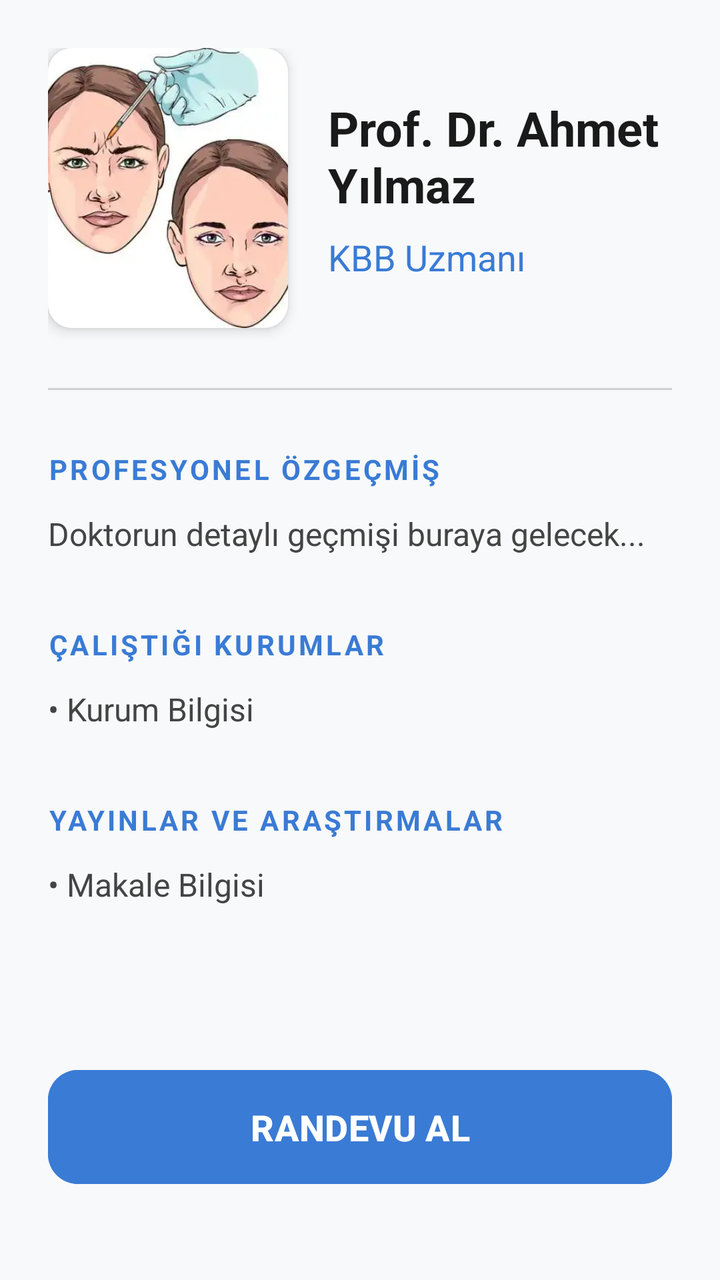
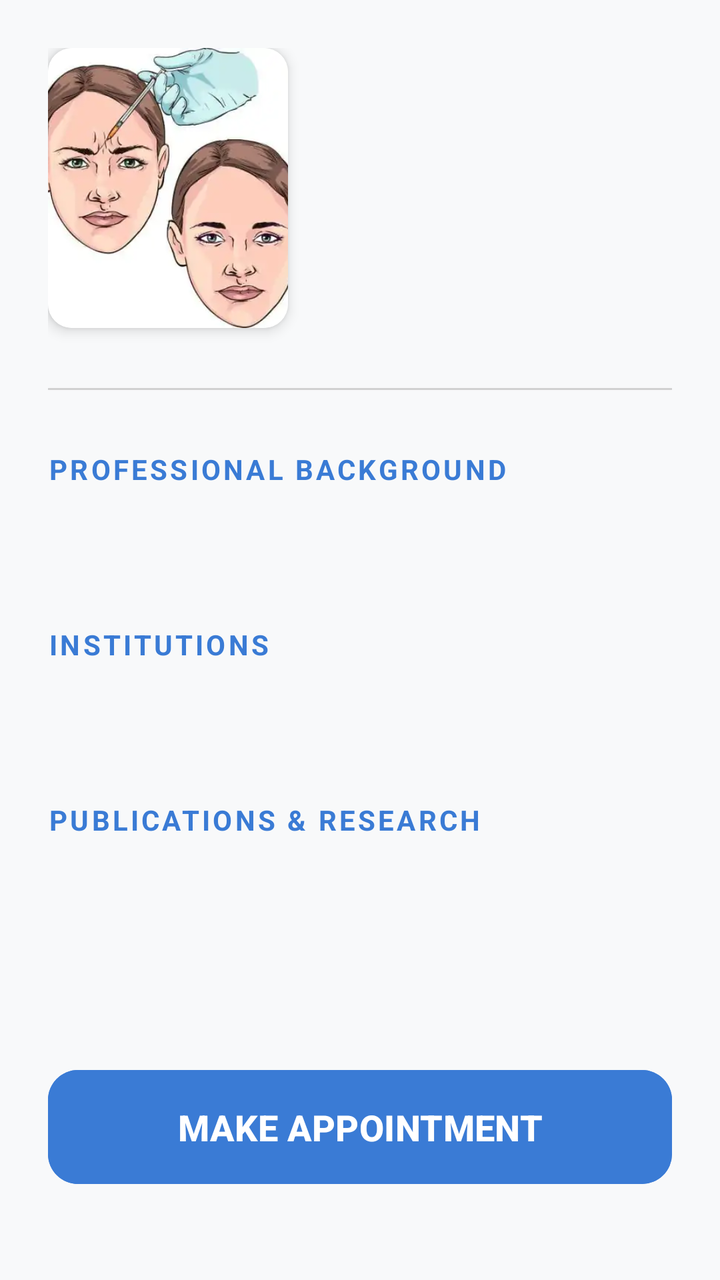

The first picture is an Android layout as it rendered before a commit; the second is the same layout after the commit. The layout source and the unified diff follow.
<!-- AndroidManifest.xml: application theme Theme.HealifyApp -->
<!-- res/layout/fragment_booking.xml -->
<?xml version="1.0" encoding="utf-8"?>
<ScrollView xmlns:android="http://schemas.android.com/apk/res/android"
    xmlns:app="http://schemas.android.com/apk/res-auto"
    android:layout_width="match_parent"
    android:layout_height="match_parent"
    android:fillViewport="true"
    android:background="#F8F9FA">

    <androidx.constraintlayout.widget.ConstraintLayout
        android:layout_width="match_parent"
        android:layout_height="wrap_content"
        android:padding="24dp">

        <androidx.cardview.widget.CardView
            android:id="@+id/cardProfile"
            android:layout_width="120dp"
            android:layout_height="140dp"
            app:cardCornerRadius="12dp"
            app:cardElevation="4dp"
            app:layout_constraintStart_toStartOf="parent"
            app:layout_constraintTop_toTopOf="parent">

            <ImageView
                android:id="@+id/imgDoctor"
                android:layout_width="match_parent"
                android:layout_height="match_parent"
                android:scaleType="centerCrop"
                android:src="@drawable/drawable_botoks" />
        </androidx.cardview.widget.CardView>

        <LinearLayout
            android:layout_width="0dp"
            android:layout_height="wrap_content"
            android:layout_marginStart="20dp"
            android:orientation="vertical"
            app:layout_constraintBottom_toBottomOf="@id/cardProfile"
            app:layout_constraintEnd_toEndOf="parent"
            app:layout_constraintStart_toEndOf="@id/cardProfile"
            app:layout_constraintTop_toTopOf="@id/cardProfile">

            <TextView
                android:id="@+id/bookingDoctorName"
                android:layout_width="wrap_content"
                android:layout_height="wrap_content"
                android:text="Prof. Dr. Ahmet Yılmaz"
                android:textColor="#1A1A1A"
                android:textSize="24sp"
                android:textStyle="bold" />

            <TextView
                android:id="@+id/bookingDoctorTitle"
                android:layout_width="wrap_content"
                android:layout_height="wrap_content"
                android:layout_marginTop="8dp"
                android:text="KBB Uzmanı"
                android:textColor="#3A7BD5"
                android:textSize="18sp" />
        </LinearLayout>

        <View
            android:id="@+id/divider"
            android:layout_width="match_parent"
            android:layout_height="1dp"
            android:layout_marginTop="30dp"
            android:background="#D1D1D1"
            app:layout_constraintTop_toBottomOf="@id/cardProfile" />

        <TextView
            android:id="@+id/lblCv"
            android:layout_width="match_parent"
            android:layout_height="wrap_content"
            android:layout_marginTop="30dp"
            android:text="PROFESYONEL ÖZGEÇMİŞ"
            android:textColor="#3A7BD5"
            android:textSize="14sp"
            android:textStyle="bold"
            android:letterSpacing="0.1"
            app:layout_constraintTop_toBottomOf="@id/divider" />

        <TextView
            android:id="@+id/bookingDoctorCV"
            android:layout_width="match_parent"
            android:layout_height="wrap_content"
            android:layout_marginTop="12dp"
            android:lineSpacingExtra="8dp"
            android:text="Doktorun detaylı geçmişi buraya gelecek..."
            android:textColor="#444444"
            android:textSize="16sp"
            app:layout_constraintTop_toBottomOf="@id/lblCv" />

        <TextView
            android:id="@+id/lblInstitutions"
            android:layout_width="match_parent"
            android:layout_height="wrap_content"
            android:layout_marginTop="35dp"
            android:text="ÇALIŞTIĞI KURUMLAR"
            android:textColor="#3A7BD5"
            android:textSize="14sp"
            android:textStyle="bold"
            android:letterSpacing="0.1"
            app:layout_constraintTop_toBottomOf="@id/bookingDoctorCV" />

        <TextView
            android:id="@+id/bookingInstitutions"
            android:layout_width="match_parent"
            android:layout_height="wrap_content"
            android:layout_marginTop="12dp"
            android:lineSpacingExtra="6dp"
            android:text="• Kurum Bilgisi"
            android:textColor="#444444"
            android:textSize="16sp"
            app:layout_constraintTop_toBottomOf="@id/lblInstitutions" />

        <TextView
            android:id="@+id/lblArticles"
            android:layout_width="match_parent"
            android:layout_height="wrap_content"
            android:layout_marginTop="35dp"
            android:text="YAYINLAR VE ARAŞTIRMALAR"
            android:textColor="#3A7BD5"
            android:textSize="14sp"
            android:textStyle="bold"
            android:letterSpacing="0.1"
            app:layout_constraintTop_toBottomOf="@id/bookingInstitutions" />

        <TextView
            android:id="@+id/bookingArticles"
            android:layout_width="match_parent"
            android:layout_height="wrap_content"
            android:layout_marginTop="12dp"
            android:lineSpacingExtra="6dp"
            android:text="• Makale Bilgisi"
            android:textColor="#444444"
            android:textSize="16sp"
            app:layout_constraintTop_toBottomOf="@id/lblArticles" />

        <Button
            android:id="@+id/btnMakeAppointment"
            android:layout_width="match_parent"
            android:layout_height="65dp"
            android:layout_marginTop="50dp"
            android:layout_marginBottom="20dp"
            android:text="Randevu Al"
            android:textAllCaps="true"
            android:textSize="18sp"
            android:textStyle="bold"
            android:backgroundTint="#3A7BD5"
            android:textColor="@android:color/white"
            app:cornerRadius="15dp"
            app:layout_constraintBottom_toBottomOf="parent"
            app:layout_constraintTop_toBottomOf="@id/bookingArticles"
            app:layout_constraintVertical_bias="1.0" />

    </androidx.constraintlayout.widget.ConstraintLayout>
</ScrollView>
<!-- resources referenced by this layout -->
<resources>
  <!-- drawable drawable_botoks: webp bitmap (drawable, 11188 bytes) -->
  <style name="Theme.HealifyApp" parent="Base.Theme.HealifyApp" />
  <style name="Base.Theme.HealifyApp" parent="Theme.Material3.DayNight.NoActionBar">
          
          
      </style>
</resources>

<!-- the commit's change to res/layout/fragment_booking.xml (unified diff, before → after) -->
@@ -4,7 +4,8 @@
     android:layout_width="match_parent"
     android:layout_height="match_parent"
     android:fillViewport="true"
-    android:background="#F8F9FA">
+    android:background="#F8F9FA"
+    android:layoutDirection="locale">
 
     <androidx.constraintlayout.widget.ConstraintLayout
         android:layout_width="match_parent"
@@ -33,6 +34,7 @@
             android:layout_height="wrap_content"
             android:layout_marginStart="20dp"
             android:orientation="vertical"
+            android:gravity="start"
             app:layout_constraintBottom_toBottomOf="@id/cardProfile"
             app:layout_constraintEnd_toEndOf="parent"
             app:layout_constraintStart_toEndOf="@id/cardProfile"
@@ -40,21 +42,21 @@
 
             <TextView
                 android:id="@+id/bookingDoctorName"
-                android:layout_width="wrap_content"
+                android:layout_width="match_parent"
                 android:layout_height="wrap_content"
-                android:text="Prof. Dr. Ahmet Yılmaz"
                 android:textColor="#1A1A1A"
                 android:textSize="24sp"
-                android:textStyle="bold" />
+                android:textStyle="bold"
+                android:textAlignment="viewStart" />
 
             <TextView
                 android:id="@+id/bookingDoctorTitle"
-                android:layout_width="wrap_content"
+                android:layout_width="match_parent"
                 android:layout_height="wrap_content"
                 android:layout_marginTop="8dp"
-                android:text="KBB Uzmanı"
                 android:textColor="#3A7BD5"
-                android:textSize="18sp" />
+                android:textSize="18sp"
+                android:textAlignment="viewStart" />
         </LinearLayout>
 
         <View
@@ -70,11 +72,12 @@
             android:layout_width="match_parent"
             android:layout_height="wrap_content"
             android:layout_marginTop="30dp"
-            android:text="PROFESYONEL ÖZGEÇMİŞ"
+            android:text="@string/lbl_professional_cv"
             android:textColor="#3A7BD5"
             android:textSize="14sp"
             android:textStyle="bold"
             android:letterSpacing="0.1"
+            android:textAlignment="viewStart"
             app:layout_constraintTop_toBottomOf="@id/divider" />
 
         <TextView
@@ -83,9 +86,9 @@
             android:layout_height="wrap_content"
             android:layout_marginTop="12dp"
             android:lineSpacingExtra="8dp"
-            android:text="Doktorun detaylı geçmişi buraya gelecek..."
             android:textColor="#444444"
             android:textSize="16sp"
+            android:textAlignment="viewStart"
             app:layout_constraintTop_toBottomOf="@id/lblCv" />
 
         <TextView
@@ -93,11 +96,12 @@
             android:layout_width="match_parent"
             android:layout_height="wrap_content"
             android:layout_marginTop="35dp"
-            android:text="ÇALIŞTIĞI KURUMLAR"
+            android:text="@string/lbl_institutions"
             android:textColor="#3A7BD5"
             android:textSize="14sp"
             android:textStyle="bold"
             android:letterSpacing="0.1"
+            android:textAlignment="viewStart"
             app:layout_constraintTop_toBottomOf="@id/bookingDoctorCV" />
 
         <TextView
@@ -106,9 +110,9 @@
             android:layout_height="wrap_content"
             android:layout_marginTop="12dp"
             android:lineSpacingExtra="6dp"
-            android:text="• Kurum Bilgisi"
             android:textColor="#444444"
             android:textSize="16sp"
+            android:textAlignment="viewStart"
             app:layout_constraintTop_toBottomOf="@id/lblInstitutions" />
 
         <TextView
@@ -116,11 +120,12 @@
             android:layout_width="match_parent"
             android:layout_height="wrap_content"
             android:layout_marginTop="35dp"
-            android:text="YAYINLAR VE ARAŞTIRMALAR"
+            android:text="@string/lbl_publications"
             android:textColor="#3A7BD5"
             android:textSize="14sp"
             android:textStyle="bold"
             android:letterSpacing="0.1"
+            android:textAlignment="viewStart"
             app:layout_constraintTop_toBottomOf="@id/bookingInstitutions" />
 
         <TextView
@@ -129,9 +134,9 @@
             android:layout_height="wrap_content"
             android:layout_marginTop="12dp"
             android:lineSpacingExtra="6dp"
-            android:text="• Makale Bilgisi"
             android:textColor="#444444"
             android:textSize="16sp"
+            android:textAlignment="viewStart"
             app:layout_constraintTop_toBottomOf="@id/lblArticles" />
 
         <Button
@@ -140,7 +145,7 @@
             android:layout_height="65dp"
             android:layout_marginTop="50dp"
             android:layout_marginBottom="20dp"
-            android:text="Randevu Al"
+            android:text="@string/btn_make_appointment"
             android:textAllCaps="true"
             android:textSize="18sp"
             android:textStyle="bold"
<!-- resource entries referenced after the edit -->
@@ -1,6 +1,10 @@
 <!-- resources referenced by this layout -->
 <resources>
   <!-- drawable drawable_botoks: webp bitmap (drawable, 11188 bytes) -->
+  <string name="btn_make_appointment">MAKE APPOINTMENT</string>
+  <string name="lbl_institutions">INSTITUTIONS</string>
+  <string name="lbl_professional_cv">PROFESSIONAL BACKGROUND</string>
+  <string name="lbl_publications">PUBLICATIONS &amp; RESEARCH</string>
   <style name="Theme.HealifyApp" parent="Base.Theme.HealifyApp" />
   <style name="Base.Theme.HealifyApp" parent="Theme.Material3.DayNight.NoActionBar">
           
